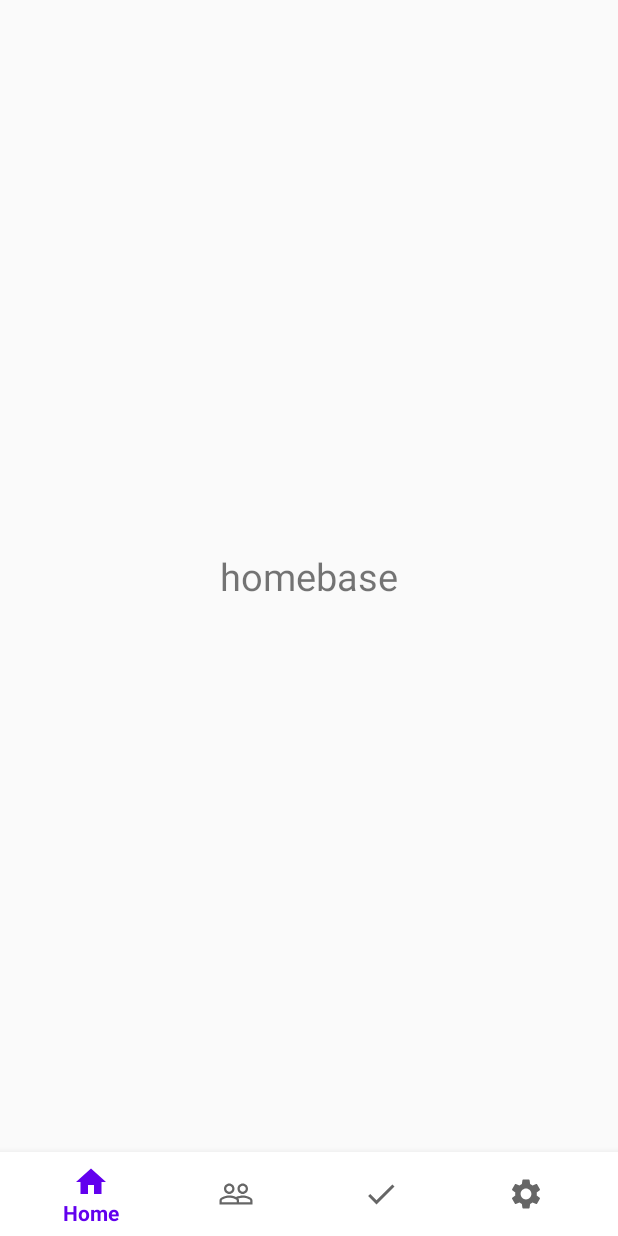
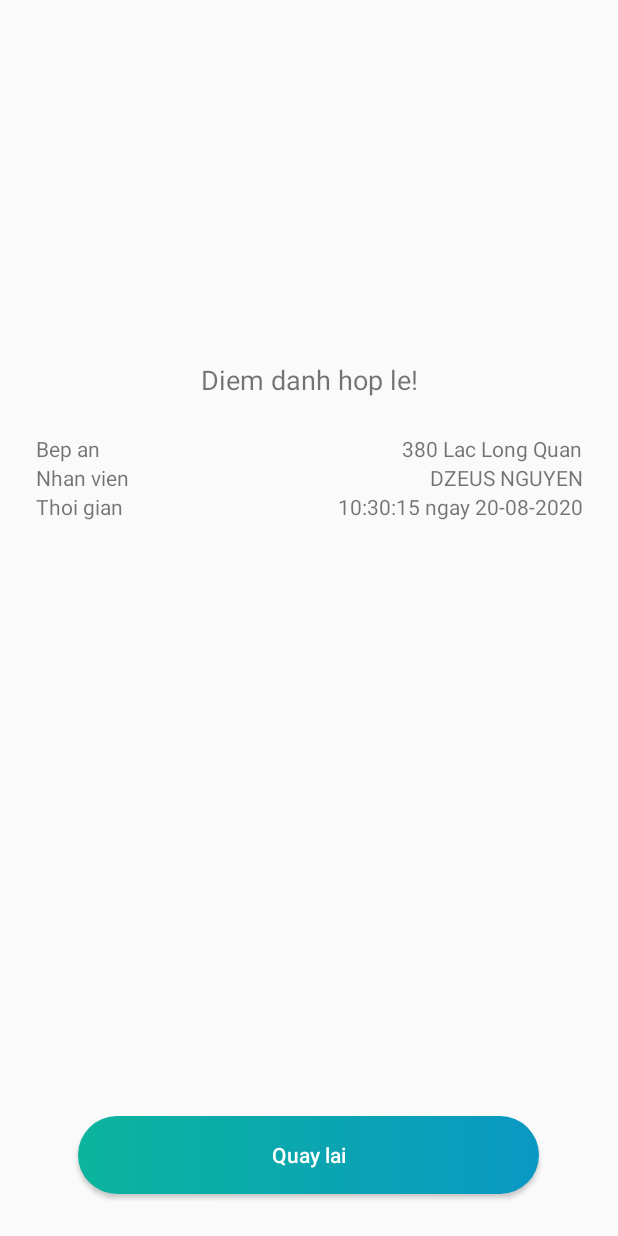
Before and after one commit to dzeus14omega/Java-App-with-camera-processing, an Android app: the CheckInCapture screen opened directly, with no data from a screen before it, after a tap on an icon or button, on a phone screen of 412 x 824 dp. Run offline under Robolectric (Android 15) with nearby library versions, the phone set to English and light mode, and no system bars; 2 statements that could not run were skipped.

Commit message:
full feature checkin by take photo

```diff
--- a/MyApplication2/app/src/main/java/com/example/myapplication/CheckInCapture.java
+++ b/MyApplication2/app/src/main/java/com/example/myapplication/CheckInCapture.java
@@ -77,7 +77,7 @@ public class CheckInCapture extends AppCompatActivity {
 
     @Override
     protected void onCreate(Bundle savedInstanceState) {
-        super.onCreate(savedInstanceState);
+        super.onCreate(null);
         setContentView(R.layout.activity_check_in_capture);
 
         frameLayout = (FrameLayout) findViewById(R.id.frame_capture);
@@ -101,7 +101,9 @@ public class CheckInCapture extends AppCompatActivity {
         String insertQuerry = "INSERT INTO DiemDanh (id_employee, time, image_link) VALUES ("+ MyApp.user.getId()+", datetime('now', 'localtime'), '"+ filename +"') ";
         database.execSQL(insertQuerry);
         Toast.makeText(this,insertQuerry,Toast.LENGTH_LONG).show();
-        Intent intent = new Intent(this, MainActivity.class);
+        Intent intent = new Intent(this, Popup_ComfirmCheckIn.class);
+        this.finish();
+        //intent.putExtra("datetime", )
         startActivity(intent);
     }
 
--- a/MyApplication2/app/src/main/java/com/example/myapplication/MainActivity.java
+++ b/MyApplication2/app/src/main/java/com/example/myapplication/MainActivity.java
@@ -1,22 +1,17 @@
 package com.example.myapplication;
 
 import androidx.appcompat.app.AppCompatActivity;
+import androidx.fragment.app.Fragment;
+import androidx.fragment.app.FragmentManager;
+import androidx.fragment.app.FragmentTransaction;
 import androidx.navigation.NavController;
-import androidx.navigation.NavDestination;
-import androidx.navigation.NavGraph;
 import androidx.navigation.Navigation;
-import androidx.navigation.fragment.NavHostFragment;
 import androidx.navigation.ui.NavigationUI;
-
-import android.content.Intent;
 import android.os.Bundle;
-import android.widget.TextView;
-import android.widget.Toast;
-
 import com.google.android.material.bottomnavigation.BottomNavigationView;
 
 public class MainActivity extends AppCompatActivity {
-
+    FragmentManager fragmentManager;
     // Used to load the 'native-lib' library on application startup.
     static {
         System.loadLibrary("native-lib");
@@ -26,7 +21,7 @@ public class MainActivity extends AppCompatActivity {
     protected void onCreate(Bundle savedInstanceState) {
         super.onCreate(savedInstanceState);
         setContentView(R.layout.activity_main);
-
+        fragmentManager = getSupportFragmentManager();
         // Example of a call to a native method
         //TextView tv = findViewById(R.id.sample_text);
         //tv.setText(stringFromJNI());
@@ -34,22 +29,23 @@ public class MainActivity extends AppCompatActivity {
         NavController navController = Navigation.findNavController(this,  R.id.fragment);
         NavigationUI.setupWithNavController(bottomNavigationView, navController);
 
-        /*switch (MyApp.stateFragment){
+
+        /*Fragment frg = null;
+        final FragmentTransaction ft = getSupportFragmentManager().beginTransaction();
+        switch (MyApp.stateFragment){
             case 1:
-                Intent i = new Intent(this,homebase.class);
-                startActivity(i);
+                frg = getSupportFragmentManager().findFragmentById(R.id.basicfeature);
+                ft.commit();
             case 2:
-                i = new Intent(this,basic_feature.class);
-                startActivity(i);
+                frg = getSupportFragmentManager().findFragmentById(R.id.basicfeature);
+
+                ft.commit();
             case 3:
-                i = new Intent(this, checkIn.class);
-                startActivity(i);
+
             case 4:
-                i = new Intent(this, setting.class);
-                startActivity(i);
+
             default:
-                i = new Intent(this,homebase.class);
-                startActivity(i);
+
         }*/
 
     }
@@ -60,3 +56,14 @@ public class MainActivity extends AppCompatActivity {
      */
     public native String stringFromJNI();
 }
+
+    /*@Override
+    public void onResume() {
+        super.onResume();
+        Fragment frg = null;
+        frg = getActivity().getSupportFragmentManager().findFragmentById(R.id.checkin);
+        final FragmentTransaction ft = getActivity().getSupportFragmentManager().beginTransaction();
+        ft.detach(frg);
+        ft.attach(frg);
+        ft.commit();
+    }*/
--- /dev/null
+++ b/MyApplication2/app/src/main/java/com/example/myapplication/Popup_ComfirmCheckIn.java
@@ -0,0 +1,53 @@
+package com.example.myapplication;
+
+import android.app.Activity;
+import android.os.Bundle;
+import android.util.DisplayMetrics;
+import android.view.View;
+import android.widget.Button;
+import android.widget.TextView;
+import java.text.SimpleDateFormat;
+import java.util.Calendar;
+
+public class Popup_ComfirmCheckIn extends Activity {
+    Button confirm;
+    TextView datetime;
+
+    @Override
+    protected void onCreate(Bundle savedInstanceState) {
+        super.onCreate(savedInstanceState);
+        setContentView(R.layout.activity_popup__comfirm_check_in);
+
+        datetime = (TextView) findViewById(R.id.datetime);
+        datetime.setText(getCurrentDateTime());
+
+        confirm = (Button) findViewById(R.id.btn_confirm);
+        confirm.setOnClickListener(new View.OnClickListener() {
+            @Override
+            public void onClick(View view) {
+                finish();
+            }
+        });
+
+        DisplayMetrics dm = new DisplayMetrics();
+        getWindowManager().getDefaultDisplay().getRealMetrics(dm);
+
+        int width = dm.widthPixels;
+        int height = dm.heightPixels;
+
+        getWindow().setLayout((int)width,(int)height);
+
+
+    }
+
+    public String getCurrentDateTime(){
+        SimpleDateFormat sdf = new SimpleDateFormat("dd-MM-yyyy");
+        Calendar c = Calendar.getInstance();
+        String date = sdf.format(c.getTime());
+        sdf = new SimpleDateFormat("HH:mm:ss");
+        String time = sdf.format(c.getTime());
+        String result = time+" ngay "+ date;
+        return result;
+    }
+
+}
--- /dev/null
+++ b/MyApplication2/app/src/main/res/drawable/btn_gradient_bg.xml
@@ -0,0 +1,11 @@
+<?xml version="1.0" encoding="utf-8"?>
+<shape xmlns:android="http://schemas.android.com/apk/res/android">
+    <gradient
+        android:startColor="#0cb49c"
+        android:endColor="#0a98c4"
+        android:angle="0"
+        />
+    <corners
+        android:radius="40dp"
+        />
+</shape>
--- /dev/null
+++ b/MyApplication2/app/src/main/res/layout/activity_popup__comfirm_check_in.xml
@@ -0,0 +1,106 @@
+<?xml version="1.0" encoding="utf-8"?>
+<androidx.constraintlayout.widget.ConstraintLayout xmlns:android="http://schemas.android.com/apk/res/android"
+    xmlns:app="http://schemas.android.com/apk/res-auto"
+    xmlns:tools="http://schemas.android.com/tools"
+    android:layout_width="match_parent"
+    android:layout_height="match_parent"
+    android:background="@android:color/transparent"
+    android:foregroundTint="#FFFFFF"
+    tools:context=".Popup_ComfirmCheckIn">
+
+    <androidx.constraintlayout.widget.ConstraintLayout
+        android:layout_width="0dp"
+        android:layout_height="599dp"
+        app:layout_constraintBottom_toBottomOf="parent"
+        app:layout_constraintEnd_toEndOf="parent"
+        app:layout_constraintHorizontal_bias="1.0"
+        app:layout_constraintStart_toStartOf="parent">
+
+        <TextView
+            android:id="@+id/textView5"
+            android:layout_width="117dp"
+            android:layout_height="wrap_content"
+            android:layout_marginStart="24dp"
+            android:layout_marginTop="24dp"
+            android:text="Bep an"
+
+            app:layout_constraintEnd_toStartOf="@+id/textView6"
+            app:layout_constraintHorizontal_bias="0.0"
+            app:layout_constraintStart_toStartOf="parent"
+            app:layout_constraintTop_toBottomOf="@+id/textView14" />
+
+        <TextView
+            android:id="@+id/textView6"
+            android:layout_width="214dp"
+            android:layout_height="wrap_content"
+            android:layout_marginEnd="24dp"
+            android:text="380 Lac Long Quan"
+            android:textAlignment="textEnd"
+
+            app:layout_constraintEnd_toEndOf="parent"
+            app:layout_constraintTop_toTopOf="@+id/textView5" />
+
+        <TextView
+            android:id="@+id/textView7"
+            android:layout_width="117dp"
+            android:layout_height="wrap_content"
+            android:text="Nhan vien"
+
+            app:layout_constraintStart_toStartOf="@+id/textView5"
+            app:layout_constraintTop_toBottomOf="@+id/textView5" />
+
+        <TextView
+            android:id="@+id/employee_name"
+            android:layout_width="214dp"
+            android:layout_height="wrap_content"
+            android:text="DZEUS NGUYEN"
+            android:textAlignment="textEnd"
+
+            app:layout_constraintEnd_toEndOf="@+id/textView6"
+            app:layout_constraintTop_toBottomOf="@+id/textView6" />
+
+        <TextView
+            android:id="@+id/textView9"
+            android:layout_width="117dp"
+            android:layout_height="wrap_content"
+            android:text="Thoi gian"
+
+            app:layout_constraintStart_toStartOf="@+id/textView7"
+            app:layout_constraintTop_toBottomOf="@+id/textView7" />
+
+        <TextView
+            android:id="@+id/datetime"
+            android:layout_width="214dp"
+            android:layout_height="wrap_content"
+            android:textAlignment="textEnd"
+
+            app:layout_constraintEnd_toEndOf="@+id/employee_name"
+            app:layout_constraintTop_toBottomOf="@+id/employee_name" />
+
+        <TextView
+            android:id="@+id/textView14"
+            android:layout_width="wrap_content"
+            android:layout_height="wrap_content"
+            android:layout_marginTop="16dp"
+            android:text="Diem danh hop le!"
+            android:textSize="18sp"
+            app:layout_constraintEnd_toEndOf="parent"
+            app:layout_constraintStart_toStartOf="parent"
+            app:layout_constraintTop_toTopOf="parent" />
+
+        <Button
+            android:id="@+id/btn_confirm"
+            android:layout_width="307dp"
+            android:layout_height="52dp"
+            android:layout_marginBottom="28dp"
+            android:background="@drawable/btn_gradient_bg"
+            android:text="Quay lai"
+            android:textAllCaps="false"
+            android:textColor="@color/design_default_color_background"
+            app:layout_constraintBottom_toBottomOf="parent"
+            app:layout_constraintEnd_toEndOf="parent"
+            app:layout_constraintHorizontal_bias="0.498"
+            app:layout_constraintStart_toStartOf="parent" />
+
+    </androidx.constraintlayout.widget.ConstraintLayout>
+</androidx.constraintlayout.widget.ConstraintLayout>
--- a/MyApplication2/app/src/main/res/navigation/my_nav.xml
+++ b/MyApplication2/app/src/main/res/navigation/my_nav.xml
@@ -19,8 +19,8 @@
         android:label="fragment_basic_feature"
         tools:layout="@layout/fragment_basic_feature" >
         <action
-            android:id="@+id/action_basicfeature_to_checkIn"
-            app:destination="@id/btn_checkin" />
+            android:id="@+id/action_basicfeature_to_checkin"
+            app:destination="@id/checkin" />
     </fragment>
     <fragment
         android:id="@+id/setting"
@@ -29,6 +29,7 @@
         tools:layout="@layout/fragment_setting" />
     <fragment
         android:id="@+id/checkin"
+        android:tag="@string/checkin"
         android:name="com.example.myapplication.checkIn"
         android:label="fragment_check_in"
         tools:layout="@layout/fragment_check_in" >
--- a/MyApplication2/app/src/main/res/values/strings.xml
+++ b/MyApplication2/app/src/main/res/values/strings.xml
@@ -20,4 +20,7 @@
     <string name="invalid_username">Not a valid username</string>
     <string name="invalid_password">Password must be >5 characters</string>
     <string name="login_failed">"Login failed"</string>
+    <string name="checkin">CheckIn</string>
+    <string name="diem_danh">Diem danh</string>
+    <string name="ban_chua_diem_danh_hom_nay">Ban chua diem danh hom nay</string>
 </resources>
```
Also changed, not shown: MyApplication2/app/src/main/AndroidManifest.xml (+6 -3 lines), MyApplication2/app/src/main/java/com/example/myapplication/checkIn.java (+29 -29 lines), MyApplication2/app/src/main/java/entity_class/AttendanceInfo.java (added, +50 -0 lines), MyApplication2/app/src/main/res/drawable/pop_bg.xml (added, +13 -0 lines), MyApplication2/app/src/main/res/layout/fragment_check_in.xml (+16 -4 lines).
